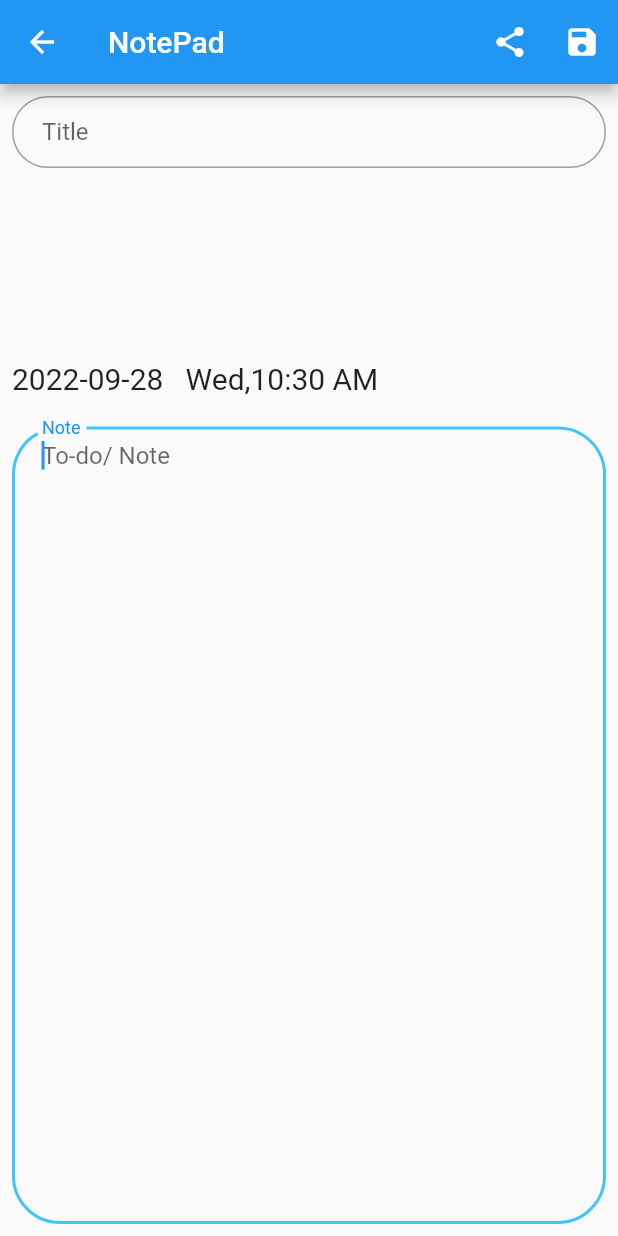
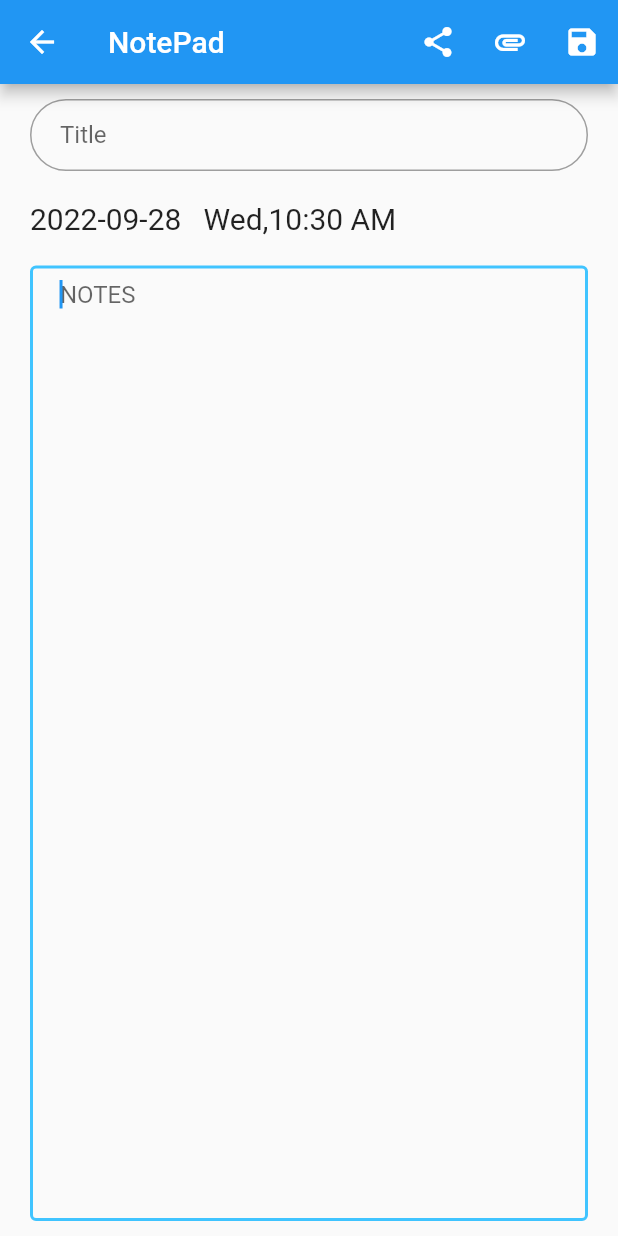
Before and after one commit to Hassan-akachi/note_to_do, a Flutter app: the screen it shows after launch, tab 2 chosen, after a tap on the "edit" icon, on a phone screen of 412 x 824 dp. Run offline on Flutter 3.47's test engine with Material 2 defaults, Android fonts, the light colour scheme and no system bars; our stand-ins replace flutter_datetime_picker.

Commit message:
added new feature like ReorderableListView,separate search engine and refactor

```diff
--- a/lib/Providers/notes_provider.dart
+++ b/lib/Providers/notes_provider.dart
@@ -10,24 +10,24 @@ class NoteProvider extends ChangeNotifier{
 
   int noteIndex = 0;
 
-  final List<Notes>_notes=[
+  final List<Notes>innernotes=[
     Notes(title: "Muhammad", notesContents: "notesContents", id: 1)
   ];
   DateTime selectTime=DateTime.now();
 
 
   UnmodifiableListView<Notes> get notes{
-    return UnmodifiableListView(_notes);
+    return UnmodifiableListView(innernotes);
   }
 
   void addTask(title,notesContents,noteId){
     final note=Notes(title: title, notesContents: notesContents, id: noteId);
     if(noteIndex< notes.length){
-      _notes[noteIndex]=note;
+      innernotes[noteIndex]=note;
       notifyListeners();
     }
     else{
-      _notes.add(note);
+      innernotes.add(note);
       notifyListeners();
 
     }
@@ -45,7 +45,7 @@ class NoteProvider extends ChangeNotifier{
 
   //delete task
   void deleteTask(Notes notes){
-    _notes.remove(notes);
+    innernotes.remove(notes);
     notifyListeners();
   }
 
--- a/lib/Screens/home_to_dos.dart
+++ b/lib/Screens/home_to_dos.dart
@@ -1,33 +1,56 @@
 import 'package:flutter/material.dart';
 import 'package:note_to_do/Screens/note/notes_screen.dart';
 import 'package:note_to_do/Screens/to_do_list_screens/to_do_list_screen.dart';
+import 'package:note_to_do/Widgets/pop_menu.dart';
 
+import '../Util/deleteAll.dart';
 import '../Widgets/MySearchWidget.dart';
 
-class MyHomePage extends StatelessWidget {
+class MyHomePage extends StatefulWidget {
   static const routeName = "Home-TO-DO-Screen";
 
   const MyHomePage({super.key});
 
   @override
+  State<MyHomePage> createState() => _MyHomePageState();
+}
+
+class _MyHomePageState extends State<MyHomePage> with SingleTickerProviderStateMixin{
+  late TabController controller;
+
+
+  @override
+  void initState() {
+  super.initState();
+  controller =TabController(length: 2, vsync: this);
+      controller.addListener(() { setState((){});});
+  }
+
+
+  @override
   Widget build(BuildContext context) {
-    return DefaultTabController(
-      length: 2,
-      child: Scaffold(
+    int tabNum = controller.index;
+    return Scaffold(
         appBar: AppBar(
           title: const Text('TASK/ To-Do'),
-            centerTitle: true,
           actions: [
             IconButton(
                 onPressed: () {
-                    showSearch(context: context, delegate: MySearchDelegate());
+                  showSearch(context: context, delegate: MySearchDelegate(tabNum));
                 },
-                  icon: const Icon(Icons.search))
+                icon: const Icon(Icons.search)),
+            IconButton(
+                onPressed: () {
+                  deleteAll(context,tabNum);
+                },
+                icon: const Icon(Icons.delete)),
+           const PopMenu(),
           ],
-            bottom: const TabBar(
-                labelPadding: EdgeInsets.symmetric(horizontal: 70),
+          bottom:  TabBar(
+            controller: controller,
+              labelPadding: const EdgeInsets.symmetric(horizontal: 70),
               isScrollable: true,
-                tabs: [
+              tabs: const [
                 Tab(
                   text: "To-Do",
                 ),
@@ -36,7 +59,14 @@ class MyHomePage extends StatelessWidget {
                 )
               ]),
         ),
-          body: const TabBarView(children: [ToDOListScreen(), NoteScreen()])),
-    );
+        body:  TabBarView(controller: controller,
+            children: const [ToDOListScreen(), NoteScreen()]));
+  }
+
+  @override
+  void dispose() {
+    controller.dispose();
+  super.dispose();
+
   }
 }
--- a/lib/Screens/note/note_pad.dart
+++ b/lib/Screens/note/note_pad.dart
@@ -6,22 +6,29 @@ import 'package:provider/provider.dart';
 import '../../Models/note.dart';
 import '../../Providers/notes_provider.dart';
 
-class NotePad extends StatelessWidget {
+class NotePad extends StatefulWidget {
   static const routeName = "NotePad-Screen";
   final Notes? notes;
 
   const NotePad({Key? key, this.notes}) : super(key: key);
 
+  @override
+  State<NotePad> createState() => _NotePadState();
+}
+
+class _NotePadState extends State<NotePad> {
+  final TextEditingController notesContentsController = TextEditingController();
+  final TextEditingController title = TextEditingController();
 
   @override
   Widget build(BuildContext context) {
-    final TextEditingController notesContents = TextEditingController();
-    final TextEditingController title = TextEditingController();
-    return Consumer<NoteProvider>(builder: (BuildContext context, state, Widget? child) {
-    title.text =notes?.title ??"";
-    notesContents.text =notes?.notesContents ?? "";
-    DateTime now  =notes?.currentTime ?? DateTime.now();
-    var formatter =DateFormat("yyy-MM-dd");
+
+    return Consumer<NoteProvider>(
+        builder: (BuildContext context, state, Widget? child) {
+      title.text = widget.notes?.title ?? "";
+      notesContentsController.text = widget.notes?.notesContents ?? "";
+      DateTime now = widget.notes?.currentTime ?? DateTime.now();
+      var formatter = DateFormat("yyy-MM-dd");
       return Scaffold(
         appBar: AppBar(
           title: const Text(
@@ -30,38 +37,56 @@ class NotePad extends StatelessWidget {
           ),
           actions: [
             IconButton(onPressed: () {}, icon: const Icon(Icons.share)),
+            IconButton(onPressed: () {}, icon: const Icon(Icons.attachment)),
             IconButton(
                 onPressed: () {
-                    state.addTask(title.text, notesContents.text, state.noteIndex);
-                print( Provider.of<NoteProvider>(context, listen: false).noteIndex);
+                  state.addTask(
+                      title.text, notesContentsController.text, state.noteIndex);
+                  print(Provider.of<NoteProvider>(context, listen: false)
+                      .noteIndex);
                   Navigator.pop(context);
                 },
                 icon: const Icon(Icons.save))
           ],
         ),
         body: Padding(
-        padding: const EdgeInsets.all(8.0),
+          padding: const EdgeInsets.symmetric(horizontal: 20, vertical: 10),
           child: Column(
             crossAxisAlignment: CrossAxisAlignment.stretch,
             children: [
-            Expanded(
-                flex: 1,
-                child: TextField(
+              TextField(
                 textCapitalization: TextCapitalization.words,
                 decoration: kEditTextDecoration.copyWith(
                   hintText: "TITLE",
                   labelText: "Title",
                 ),
                 controller: title,
-                )),
-            Text("${formatter.format(now)}   ${DateFormat('EEE,hh:mm a').format(now)}", style: const TextStyle(fontSize: 20),),
-            const SizedBox(height: 20,),
+              ),
+              const SizedBox(
+                height: 20,
+              ),
+              Text(
+                "${formatter.format(now)}   ${DateFormat('EEE,hh:mm a').format(now)}",
+                style: const TextStyle(fontSize: 20),
+              ),
+              const SizedBox(
+                height: 20,
+              ),
               Expanded(
                 flex: 3,
                 child: TextField(
-                decoration: kEditTextDecoration.copyWith(
-                    labelText: "Note", hintText: "To-do/ Note "),
-                controller: notesContents,
+                  decoration: const InputDecoration(
+                    hintText: "NOTES",
+                    contentPadding:
+                        EdgeInsets.symmetric(vertical: 10.0, horizontal: 20.0),
+                    enabledBorder: OutlineInputBorder(
+                        borderSide: BorderSide(color: Colors.grey, width: 1.0)),
+                    focusedBorder: OutlineInputBorder(
+                      borderSide:
+                          BorderSide(color: Colors.lightBlueAccent, width: 2.0),
+                    ),
+                  ),
+                  controller: notesContentsController,
                   scrollPadding: const EdgeInsets.all(20.0),
                   keyboardType: TextInputType.multiline,
                   maxLines: 99999,
@@ -74,4 +99,11 @@ class NotePad extends StatelessWidget {
       );
     });
   }
+
+  @override
+  void dispose() {
+     notesContentsController.dispose();
+     title.dispose();
+     super.dispose();
   }
+}
--- a/lib/Screens/note/notes_screen.dart
+++ b/lib/Screens/note/notes_screen.dart
@@ -6,18 +6,20 @@ import '../../Widgets/notes/note_list.dart';
 import 'note_pad.dart';
 
 class NoteScreen extends StatelessWidget {
+  static const routeName = "Note-Screen";
 
-  static const routeName= "Note-Screen";
   const NoteScreen({super.key});
 
   @override
   Widget build(BuildContext context) {
-
     return Scaffold(
-      body: const NoteList(),
+      body: Container(
+          margin: const EdgeInsets.symmetric(horizontal: 10, vertical: 10),
+          child: const NoteList()),
       floatingActionButton: FloatingActionButton(
-        onPressed:(){
-          Provider.of<NoteProvider>(context, listen: false).noteIndex =Provider.of<NoteProvider>(context, listen: false).notes.length;
+        onPressed: () {
+          Provider.of<NoteProvider>(context, listen: false).noteIndex =
+              Provider.of<NoteProvider>(context, listen: false).notes.length;
           Navigator.pushNamed(context, NotePad.routeName);
         },
         child: const Icon(Icons.edit),
--- a/lib/Screens/to_do_list_screens/to_do_list_screen.dart
+++ b/lib/Screens/to_do_list_screens/to_do_list_screen.dart
@@ -15,17 +15,21 @@ class ToDOListScreen extends StatelessWidget {
 
     return Scaffold(
        body:
-      Column(
-        children: [
-          Expanded(flex: 0,
-            child: Text(
+      Container(
+        margin: const EdgeInsets.symmetric(horizontal: 10, vertical: 10),
+        child: Column(
+          children: [
+            Text(
               "Total Todos- ${Provider.of<ToDoListProvider>(context).todolist.length}",
               style: const TextStyle(fontSize: 20),
             ),
-          ),
-          const Expanded(flex:2,
-              child:ToDosList()),
-        ],
+            const SizedBox(
+              height: 20,
+            ),
+            const Expanded(flex:2,
+                child:ToDosList()),
+          ],
+        ),
       ),
       floatingActionButton: FloatingActionButton(
         onPressed:(){
--- a/lib/Widgets/notes/note_list.dart
+++ b/lib/Widgets/notes/note_list.dart
@@ -8,9 +8,14 @@ import 'package:provider/provider.dart';
 import '../../Screens/note/note_pad.dart';
 import '../../constants/colors.dart';
 
-class NoteList extends StatelessWidget {
+class NoteList extends StatefulWidget {
   const NoteList({Key? key}) : super(key: key);
 
+  @override
+  State<NoteList> createState() => _NoteListState();
+}
+
+class _NoteListState extends State<NoteList> {
   @override
   Widget build(BuildContext context) {
     return Consumer<NoteProvider>(
@@ -24,7 +29,7 @@ class NoteList extends StatelessWidget {
       return Align(
         alignment: Alignment.topCenter,
         child: SingleChildScrollView(
-          child: ListView.builder(
+          child: ReorderableListView.builder(
             padding: EdgeInsets.zero,
             reverse: true,
             shrinkWrap: true,
@@ -33,7 +38,7 @@ class NoteList extends StatelessWidget {
               final note = state.notes[index];
 
               return Dismissible(
-                  key: Key(note.title),
+                  key: ValueKey(note),
                   background: Row(
                     mainAxisAlignment: MainAxisAlignment.center,
                     children: const [
@@ -56,6 +61,7 @@ class NoteList extends StatelessWidget {
                   child: Card(
                     color: tabColor(),
                     child: ListTile(
+                      key: ValueKey(note),
                       title: Text(note.title),
                       onTap: () {
                         state.noteIndex = index;
@@ -71,6 +77,14 @@ class NoteList extends StatelessWidget {
                   ));
             },
             itemCount: state.notes.length,
+            onReorder: (int oldIndex, int newIndex) {
+              setState((){
+                final index = newIndex > oldIndex ?newIndex -1 :newIndex;
+                final user = state.innernotes.removeAt(oldIndex);
+                state.innernotes.insert(index, user);
+
+              });
+            },
           ),
         ),
       );
--- a/lib/Widgets/to_do/addToDo.dart
+++ b/lib/Widgets/to_do/addToDo.dart
@@ -16,7 +16,7 @@ class AddToDo extends StatelessWidget {
         width: MediaQuery.of(context).size.width,
         padding:
             EdgeInsets.only(bottom: MediaQuery.of(context).viewInsets.bottom),
-        margin: const EdgeInsets.symmetric(horizontal: 16),
+        margin: const EdgeInsets.symmetric(horizontal: 10),
         child: ListTile(
           title: TextField(
             controller: inputTextController,
--- a/lib/Widgets/to_do/add_to_do_list.dart
+++ b/lib/Widgets/to_do/add_to_do_list.dart
@@ -12,7 +12,7 @@ class AddToDoList extends StatelessWidget {
   Widget build(BuildContext context) {
     return Consumer<ToDoListProvider>(builder: (BuildContext context, state, Widget? child) {
       return Scrollbar(
-        child: Align(alignment: Alignment.topCenter,
+        child: Align(alignment: Alignment.topRight,
           child: ListView.builder(
             padding: EdgeInsets.zero,
             reverse: true,
--- a/lib/Widgets/to_do_list/to_dos_list.dart
+++ b/lib/Widgets/to_do_list/to_dos_list.dart
@@ -9,9 +9,14 @@ import 'package:provider/provider.dart';
 import '../../Screens/add_to_do_screens/add_to_do_list_screen.dart';
 import '../../constants/colors.dart';
 
-class ToDosList extends StatelessWidget {
+class ToDosList extends StatefulWidget {
   const ToDosList({Key? key}) : super(key: key);
 
+  @override
+  State<ToDosList> createState() => _ToDosListState();
+}
+
+class _ToDosListState extends State<ToDosList> {
   @override
   Widget build(BuildContext context) {
     Color? tabColor() {
@@ -26,9 +31,8 @@ class ToDosList extends StatelessWidget {
       return Align(
         alignment: Alignment.topCenter,
         child: SingleChildScrollView(
-          child: ListView.builder(
+          child: ReorderableListView.builder(
             padding: EdgeInsets.zero,
-            controller: ScrollController(),
             reverse: true,
             shrinkWrap: true,
             physics: const ClampingScrollPhysics(),
@@ -36,7 +40,7 @@ class ToDosList extends StatelessWidget {
               final todolistItem = state.todolist[index];
 
               return Dismissible(
-                  key: UniqueKey(),
+                  key: ValueKey(todolistItem),//UniqueKey(),
                   background: Row(
                     mainAxisAlignment: MainAxisAlignment.center,
                     children: const [
@@ -59,6 +63,7 @@ class ToDosList extends StatelessWidget {
                   child: Card(
                       color: tabColor(),
                       child: ListTile(
+                        key: ValueKey(todolistItem),
                           title: Text(todolistItem.title),
                           onTap: () {
                             Navigator.push(
@@ -78,6 +83,14 @@ class ToDosList extends StatelessWidget {
                           ))));
             },
             itemCount: state.todolist.length,
+            onReorder: (int oldIndex, int newIndex) {
+              setState((){
+                final index = newIndex > oldIndex ?newIndex -1 :newIndex;
+                final user = state.innertodolists.removeAt(oldIndex);
+                state.innertodolists.insert(index, user);
+
+              });
+            },
           ),
         ),
       );
```
Also changed, not shown: lib/Providers/to_do_list_provider.dart (+13 -13 lines), lib/Screens/add_to_do_screens/add_to_do_list_screen.dart (+19 -24 lines), lib/Screens/recycle_screen.dart (added, +15 -0 lines), lib/Screens/settings_screen.dart (added, +15 -0 lines), lib/Util/deleteAll.dart (added, +16 -0 lines), lib/Widgets/MySearchWidget.dart (+15 -2 lines), lib/Widgets/pop_menu.dart (added, +54 -0 lines). Lines whose indentation alone changed are shown as unchanged.
